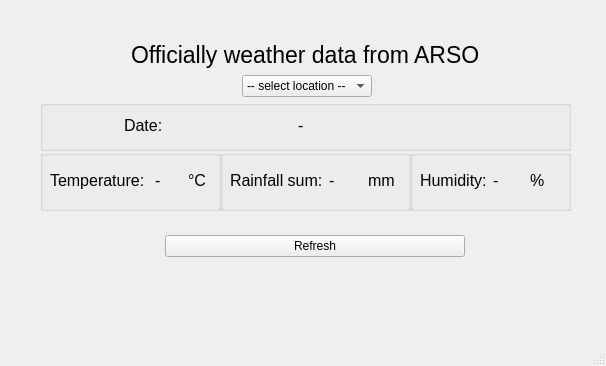
DavidTheArduinoFighter/RLS_Weather, file GUI.ui: the form before one commit.
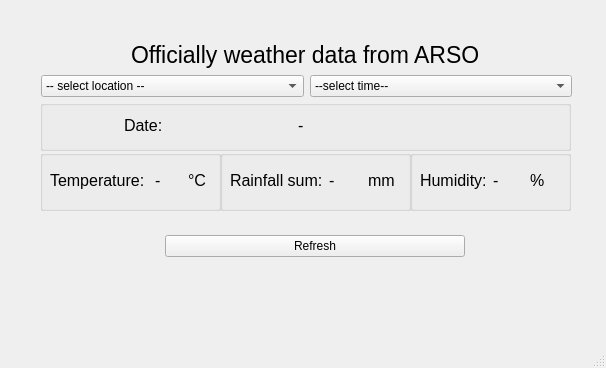
The form after the commit.

Commit message: Working App with showing data and old data

Patch:
```diff
--- a/GUI.ui
+++ b/GUI.ui
@@ -7,7 +7,7 @@
     <x>0</x>
     <y>0</y>
     <width>606</width>
-    <height>366</height>
+    <height>368</height>
    </rect>
   </property>
   <property name="windowTitle">
@@ -75,19 +75,6 @@
      </rect>
     </property>
     <layout class="QHBoxLayout" name="horizontalLayout_select_location">
-     <item>
-      <spacer name="horizontalSpacer_select_location_L">
-       <property name="orientation">
-        <enum>Qt::Horizontal</enum>
-       </property>
-       <property name="sizeHint" stdset="0">
-        <size>
-         <width>40</width>
-         <height>20</height>
-        </size>
-       </property>
-      </spacer>
-     </item>
      <item>
       <widget class="QComboBox" name="comboBox_select_location">
        <item>
@@ -98,17 +85,28 @@
       </widget>
      </item>
      <item>
-      <spacer name="horizontalSpacer_select_location_D">
-       <property name="orientation">
-        <enum>Qt::Horizontal</enum>
+      <widget class="QComboBox" name="comboBox_time">
+       <property name="enabled">
+        <bool>true</bool>
        </property>
-       <property name="sizeHint" stdset="0">
+       <property name="minimumSize">
         <size>
-         <width>40</width>
-         <height>20</height>
+         <width>69</width>
+         <height>0</height>
         </size>
        </property>
-      </spacer>
+       <property name="currentText">
+        <string>--select time--</string>
+       </property>
+       <property name="currentIndex">
+        <number>0</number>
+       </property>
+       <item>
+        <property name="text">
+         <string>--select time--</string>
+        </property>
+       </item>
+      </widget>
      </item>
     </layout>
    </widget>
```
The commit also changes 2 other files.
